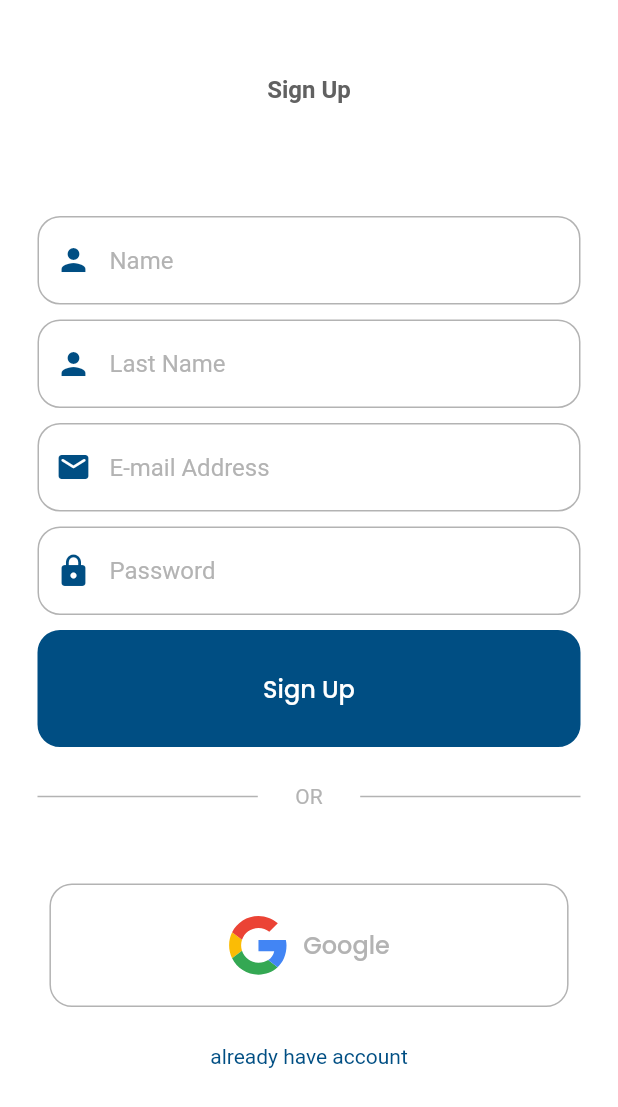
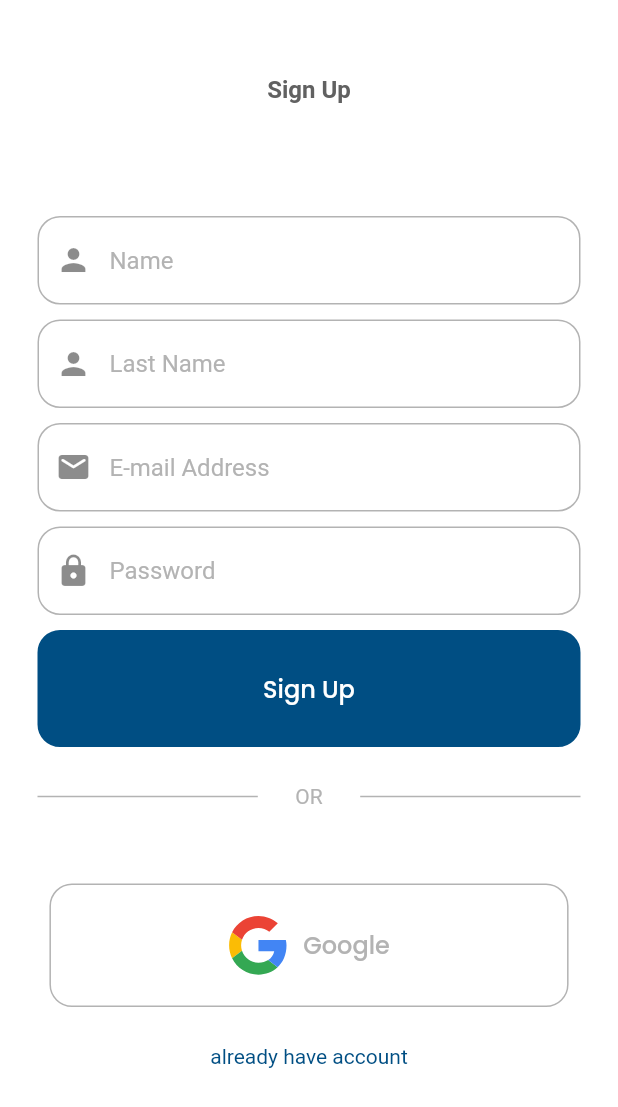
Before and after one commit to abderrahmane-el-hihi/water_detection, a Flutter app: the SignUpPage screen opened directly with empty values, on a phone screen of 412 x 824 dp. Shown: the top 1107 px of the screen. Run offline on Flutter 3.47's test engine with Material 2 defaults, Android fonts, the light colour scheme and no system bars; our stand-ins replace cloud_firestore, firebase_analytics, firebase_auth, firebase_core, firebase_messaging, fl_chart and 11 more; missing offline and left inert: dart:ffi, flutter_facebook_auth, mongo_dart; accounts and stored records are empty; network calls fail.

Commit message:
modified:   lib/components/text_field.dart 	modified:   lib/serianumpage.dart 	modified:   lib/signuppage.dart

```diff
--- a/lib/components/text_field.dart
+++ b/lib/components/text_field.dart
@@ -22,14 +22,16 @@ class Text_Field extends StatelessWidget {
         controller: controller,
         obscureText: obsecureText,
         decoration: InputDecoration(
-          prefixIcon: Icon(preicon),
-          prefixIconColor: Color.fromRGBO(0, 78, 131, 10),
+          prefixIcon: Icon(
+            preicon,
+          ),
           enabledBorder: OutlineInputBorder(
               borderRadius: BorderRadius.circular(15),
               borderSide: BorderSide(color: Color.fromRGBO(179, 179, 179, 1))),
           focusedBorder: OutlineInputBorder(
-              borderRadius: BorderRadius.circular(15),
-              borderSide: BorderSide(color: Colors.grey.shade400)),
+            borderRadius: BorderRadius.circular(15),
+            borderSide: BorderSide(color: Color.fromRGBO(0, 78, 131, 10)),
+          ),
           fillColor: Color.fromARGB(255, 255, 255, 255),
           filled: true,
           hintText: hinText,
--- a/lib/signuppage.dart
+++ b/lib/signuppage.dart
@@ -20,6 +20,7 @@ class SignUpPage extends StatefulWidget {
 
 class _SignUpPageState extends State<SignUpPage> {
   //text editing controllers
+
   final emailcontroller = TextEditingController();
   final passwcontroller = TextEditingController();
   final namecontroller = TextEditingController();
@@ -67,7 +68,6 @@ class _SignUpPageState extends State<SignUpPage> {
               child: Column(
                 children: [
                   SizedBox(height: 50),
-
                   Text(
                     '${AppLocale.words[17].getString(context)}',
                     style: TextStyle(
```
Also changed, not shown: lib/serianumpage.dart (+25 -5 lines).
